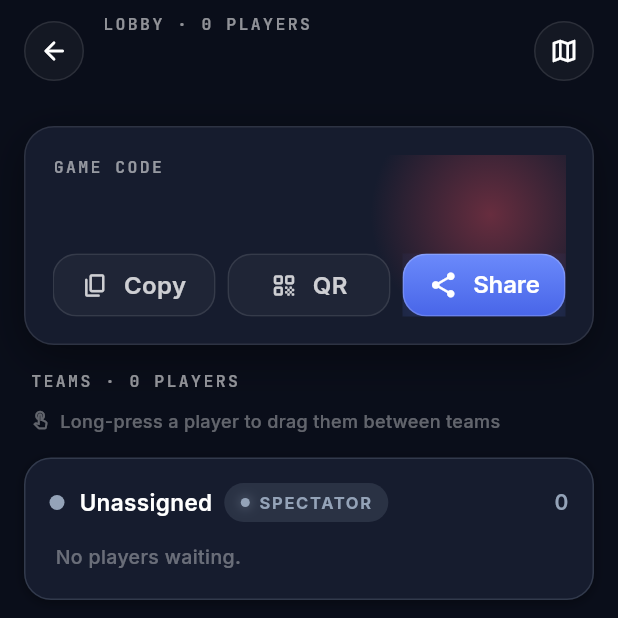
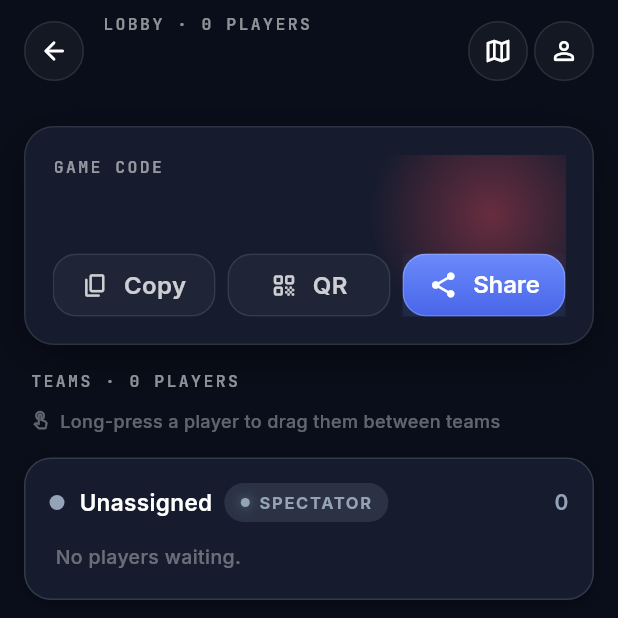
Before and after one commit to htlleonding-x-act/x-act, a Flutter app: the GameLobbyScreen screen opened directly with empty values, on a phone screen of 412 x 824 dp, the top half of it. Run offline on Flutter 3.47's test engine with Material 3 defaults, Android fonts, the phone set to English and light mode, and no system bars; our stand-ins replace flutter_map, flutter_secure_storage, geolocator, google_fonts, latlong2, qr_flutter and 2 more; missing offline and left inert: dart:js_interop, mobile_scanner, signalr_netcore; accounts and stored records are empty; network calls fail.

Commit message:
feat:  added  profile tab  in  lobby

```diff
--- a/xact_frontend/lib/screens/team/team_lobby.dart
+++ b/xact_frontend/lib/screens/team/team_lobby.dart
@@ -7,6 +7,7 @@ import 'package:xact_frontend/api/api_service.dart';
 import 'package:xact_frontend/api/models.dart';
 import 'package:xact_frontend/screens/game_screen.dart';
 import 'package:xact_frontend/screens/lobby/define_game_area_screen.dart';
+import 'package:xact_frontend/screens/settings/profile_screen.dart';
 import 'package:xact_frontend/screens/lobby/map_preview_screen.dart';
 import 'package:xact_frontend/screens/team/add_team.dart';
 import 'package:xact_frontend/services/app_session.dart';
@@ -670,6 +671,9 @@ class _GameLobbyScreenState extends State<GameLobbyScreen> {
               isLeader: leader,
               onViewMap: _openMapPreview,
               onSettings: leader ? _openSettings : null,
+              onProfile: () => Navigator.of(context).push(
+                MaterialPageRoute(builder: (_) => const ProfileScreen()),
+              ),
             ),
             Expanded(
               child: RefreshIndicator(
--- a/xact_frontend/lib/widgets/team/lobby_header.dart
+++ b/xact_frontend/lib/widgets/team/lobby_header.dart
@@ -10,6 +10,7 @@ class GameLobbyHeader extends StatelessWidget {
   final VoidCallback? onClose;
   final VoidCallback? onViewMap;
   final VoidCallback? onSettings;
+  final VoidCallback? onProfile;
 
   const GameLobbyHeader({
     super.key,
@@ -19,6 +20,7 @@ class GameLobbyHeader extends StatelessWidget {
     this.onClose,
     this.onViewMap,
     this.onSettings,
+    this.onProfile,
   });
 
   @override
@@ -65,6 +67,13 @@ class GameLobbyHeader extends StatelessWidget {
               onPressed: onSettings!,
             ),
           ],
+          if (onProfile != null) ...[
+            const SizedBox(width: 4),
+            XActBranding.circleIconButton(
+              icon: Icons.person_outline_rounded,
+              onPressed: onProfile!,
+            ),
+          ],
           if (onClose != null) ...[
             const SizedBox(width: 4),
             XActBranding.circleIconButton(
```
Also changed, not shown: xact_frontend/lib/screens/shell/app_shell.dart (added, +55 -0 lines).
